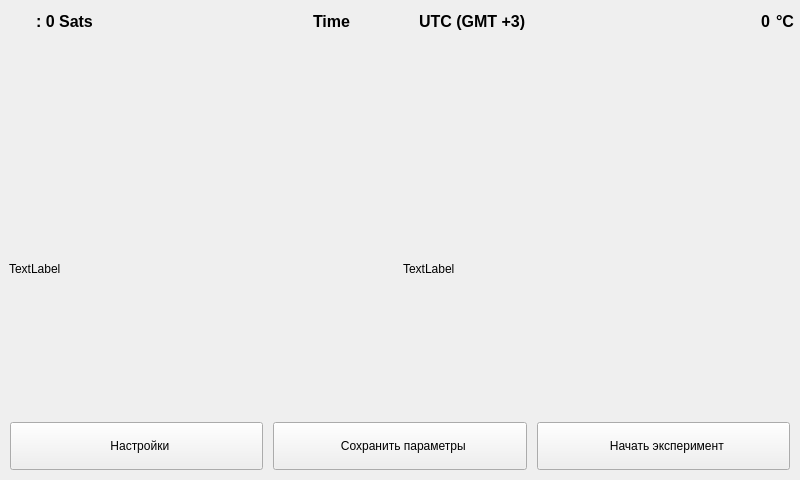
First picture: the form in GUI/HalsWindow.ui, repository Lom-Karatist/HALS, before the edit.
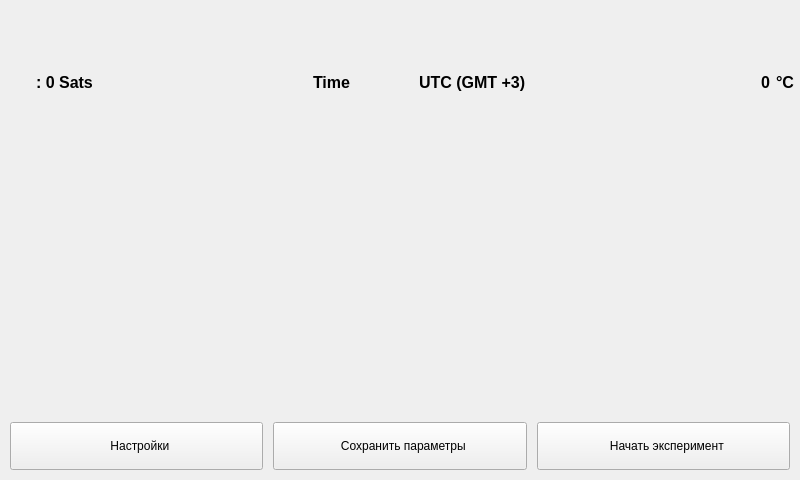
Second picture: the form after the edit. Icons and pictures are not drawn.

What changed in the file:
```diff
--- a/GUI/HalsWindow.ui
+++ b/GUI/HalsWindow.ui
@@ -320,26 +320,18 @@
     <item>
      <widget class="QWidget" name="centerWidget" native="true">
       <layout class="QHBoxLayout" name="horizontalLayout_3">
-       <item>
-        <widget class="QLabel" name="label_2">
-         <property name="text">
-          <string>TextLabel</string>
-         </property>
-        </widget>
-       </item>
-       <item>
-        <widget class="QLabel" name="label">
-         <property name="sizePolicy">
-          <sizepolicy hsizetype="Minimum" vsizetype="Expanding">
-           <horstretch>0</horstretch>
-           <verstretch>0</verstretch>
-          </sizepolicy>
-         </property>
-         <property name="text">
-          <string>TextLabel</string>
-         </property>
-        </widget>
-       </item>
+       <property name="leftMargin">
+        <number>10</number>
+       </property>
+       <property name="topMargin">
+        <number>0</number>
+       </property>
+       <property name="rightMargin">
+        <number>10</number>
+       </property>
+       <property name="bottomMargin">
+        <number>0</number>
+       </property>
       </layout>
      </widget>
     </item>
```
